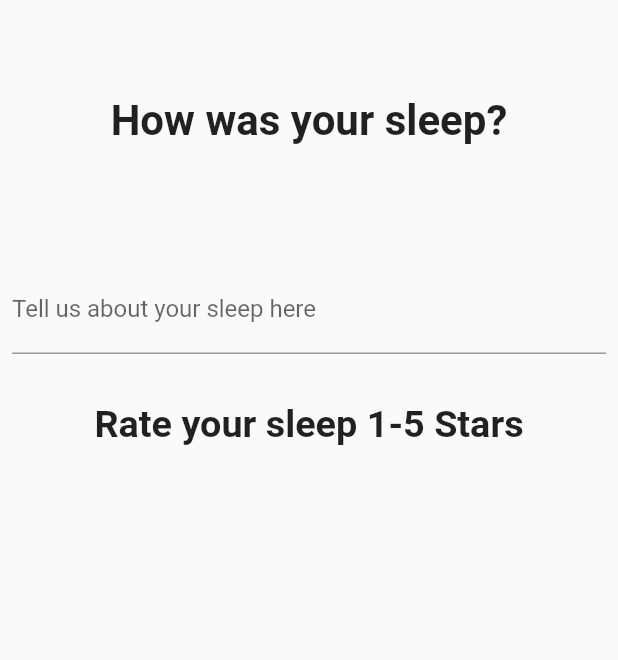
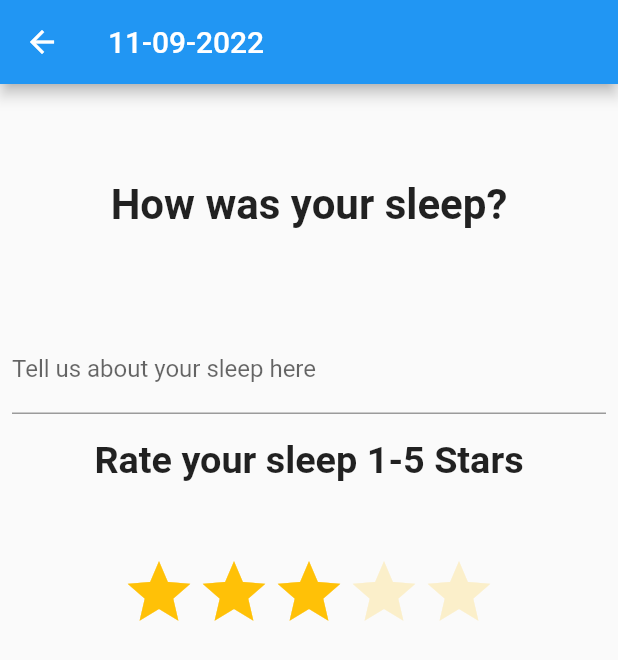
Before and after one commit to jakelang01/SweetDreams, a Flutter app: the InputScreen screen opened directly, on a phone screen of 412 x 824 dp. Shown: the top 660 px of the screen. Run offline on Flutter 3.47's test engine with Material 2 defaults, Android fonts, the light colour scheme and no system bars; drawn by our look-alikes of flutter_rating_bar; our stand-ins replace cloud_firestore, firebase_core, shared_preferences; accounts and stored records are empty.

Commit message:
moved input to dreams_input from main
moved add data screen to dreams_input.dart from main.dart, also implemented rating bar

```diff
--- a/lib/dreams/views/dreams_input.dart
+++ b/lib/dreams/views/dreams_input.dart
@@ -1,8 +1,11 @@
 import 'package:cloud_firestore/cloud_firestore.dart';
 import 'package:flutter/cupertino.dart';
 import 'package:flutter/material.dart';
+import 'package:flutter_rating_bar/flutter_rating_bar.dart';
 import '../views/dreams_view.dart';
 import '../presenter/dreams_presenter.dart';
+import 'package:intl/intl.dart';
+
 
 class SleepInput extends StatefulWidget {
 
@@ -59,3 +62,116 @@ class _SleepInputPageState extends State<SleepInput> {
     FocusScope.of(context).requestFocus(nextFocus);
   }
 }
+
+class InputScreen extends StatefulWidget {
+  @override
+  _InputScreen createState() => _InputScreen();
+}
+
+class _InputScreen extends State<InputScreen> {
+  //date for app bar
+  String formattedDate = new DateFormat('MM-dd-yyyy').format(new DateTime.now());
+
+  late final _ratingController;
+  late double _rating;
+
+  double _userRating = 3.0;
+  int _ratingBarMode = 1;
+  double _initialRating = 2.0;
+  bool _isRTLMode = false;
+  bool _isVertical = false;
+
+  IconData? _selectedIcon;
+
+  @override
+  void initState() {
+    super.initState();
+    _ratingController = TextEditingController(text: '3.0');
+    _rating = _initialRating;
+  }
+
+  @override
+  Widget build(BuildContext context) {
+    return Scaffold(
+      appBar: AppBar(
+        leading: IconButton(
+          icon: Icon(Icons.arrow_back),
+          onPressed: () => Navigator.of(context).pop(false),
+        ),
+        title: Text(formattedDate),
+        actions: <Widget>[],
+      ),
+      body: Column(
+        children: <Widget>[
+          const Padding(
+              padding: EdgeInsets.symmetric(horizontal: 8, vertical: 64),
+              child: Text(
+                'How was your sleep?',
+                textAlign: TextAlign.center,
+                overflow: TextOverflow.ellipsis,
+                textScaleFactor: 2,
+                style: const TextStyle(fontWeight: FontWeight.bold),
+              )
+          ),
+          Padding(
+            padding: const EdgeInsets.symmetric(horizontal: 8, vertical: 0),
+            child: TextFormField(
+              decoration: const InputDecoration(
+                border: UnderlineInputBorder(),
+                labelText: 'Tell us about your sleep here',
+              ),
+            ),
+          ),
+          Padding(
+              padding: const EdgeInsets.symmetric(horizontal: 8, vertical: 16),
+              child: Text(
+                'Rate your sleep 1-5 Stars',
+                textAlign: TextAlign.center,
+                overflow: TextOverflow.ellipsis,
+                textScaleFactor: 1.8,
+                style: const TextStyle(fontWeight: FontWeight.bold),
+              )
+          ),
+          Padding(
+            padding: const EdgeInsets.symmetric(horizontal: 8, vertical: 16),
+          ),
+          RatingBarIndicator(
+            rating: _userRating,
+            itemBuilder: (context, index) => Icon(
+            _selectedIcon ?? Icons.star,
+            color: Colors.amber,
+            ),
+            itemCount: 5,
+            itemSize: 50.0,
+            unratedColor: Colors.amber.withAlpha(50),
+            direction: _isVertical ? Axis.vertical : Axis.horizontal,
+          ),
+        ],
+      ),
+    );
+  }
+
+  Widget _ratingBar(){
+    return RatingBar.builder(
+      initialRating: _initialRating,
+      minRating: 1,
+      direction: _isVertical ? Axis.vertical : Axis.horizontal,
+      allowHalfRating: false,
+      unratedColor: Colors.amber.withAlpha(50),
+      itemCount: 5,
+      itemSize: 50.0,
+      itemPadding: EdgeInsets.symmetric(horizontal: 4.0),
+      itemBuilder: (context, _) => Icon(
+        _selectedIcon ?? Icons.star,
+        color: Colors.amber,
+      ),
+      onRatingUpdate: (rating) {
+        setState(() {
+          _rating = rating;
+        });
+      },
+      updateOnDrag: true,
+      );
+  }
+
+}
--- a/lib/main.dart
+++ b/lib/main.dart
@@ -161,53 +161,6 @@ class _SplashScreen extends State<SplashScreen> {
   }
 }
 
-class InputScreen extends StatefulWidget {
-  @override
-  _InputScreen createState() => _InputScreen();
-}
-
-class _InputScreen extends State<InputScreen> {
-  @override
-  Widget build(BuildContext context) {
-    return Scaffold(
-      body: Column(
-      children: <Widget>[
-        const Padding(
-            padding: EdgeInsets.symmetric(horizontal: 8, vertical: 64),
-            child: Text(
-              'How was your sleep?',
-              textAlign: TextAlign.center,
-              overflow: TextOverflow.ellipsis,
-              textScaleFactor: 2,
-              style: const TextStyle(fontWeight: FontWeight.bold),
-            )
-        ),
-        Padding(
-          padding: const EdgeInsets.symmetric(horizontal: 8, vertical: 16),
-          child: TextFormField(
-            decoration: const InputDecoration(
-              border: UnderlineInputBorder(),
-              labelText: 'Tell us about your sleep here',
-            ),
-          ),
-        ),
-        Padding(
-          padding: const EdgeInsets.symmetric(horizontal: 8, vertical: 16),
-          child: Text(
-            'Rate your sleep 1-5 Stars',
-            textAlign: TextAlign.center,
-            overflow: TextOverflow.ellipsis,
-            textScaleFactor: 1.8,
-            style: const TextStyle(fontWeight: FontWeight.bold),
-          )
-        ),
-      ],
-    ),
-    );
-  }
-}
-
-
 class HealthyHabitsScreen extends StatefulWidget {
   @override
   _HealthyHabitsScreen createState() => _HealthyHabitsScreen();
@@ -219,33 +172,3 @@ class _HealthyHabitsScreen extends State<HealthyHabitsScreen> {
     return new HealthyHabits(title: 'Sweet Dreams', key: Key("Healthy Habits"),);
   }
 }
-
-/*
-class RatingBar extends StatelessWidget{
-  const RatingBar({super.key});
-
-
-  Widget _ratingBar(){
-    return RatingBar.builder(
-      initialRating: 3,
-      minRating: 1,
-      direction: _isVertical ? Axis.vertical : Axis.horizontal,
-      allowHalfRating: false,
-      unratedColor: Colors.amber.withAlpha(50),
-      itemCount: 5,
-      itemSize: 50.0,
-      itemPadding: EdgeInsets.symmetric(horizontal: 4.0),
-      itemBuilder: (context, _) => Icon(
-        _selectedIcon ?? Icons.star,
-        color: Colors.amber,
-      ),
-      onRatingUpdate: (rating){
-        setState((){
-          _rating = rating;
-        });
-      },
-      updateOnDrag: true,
-    );
-  }
-}
-*/
--- a/pubspec.yaml
+++ b/pubspec.yaml
@@ -31,6 +31,7 @@ dependencies:
   firebase_core: ^2.1.1
   cloud_firestore: ^4.0.3
   flutter_rating_bar: ^4.0.1
+  intl: ^0.17.0
 
 dev_dependencies:
   flutter_test:
```
Also changed, not shown: pubspec.lock.
